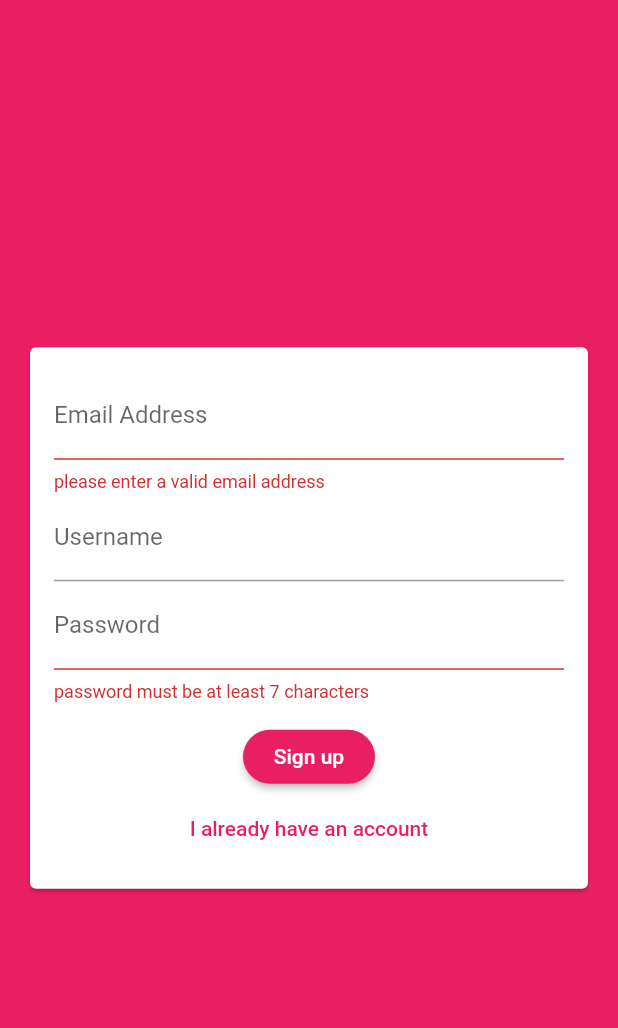
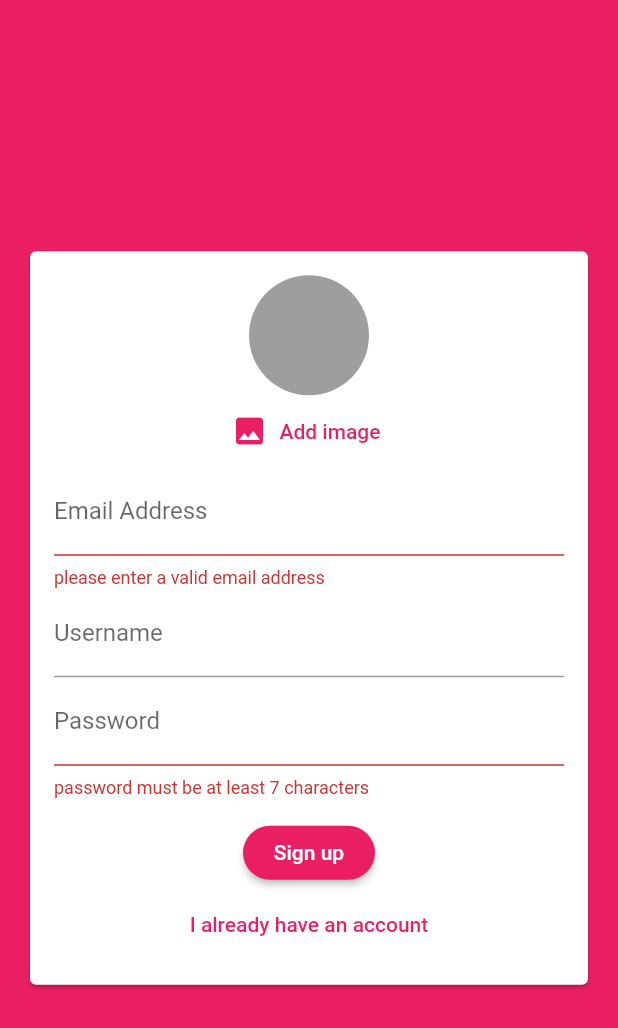
Before and after one commit to Mohamed-Issa/chat-app, a Flutter app: the screen it shows after launch, after a tap on "Login", after a tap on "Create new account", on a phone screen of 412 x 824 dp. Shown: the top 1028 px of the screen. Run offline on Flutter 3.47's test engine with Material 2 defaults, Android fonts, the phone set to English and light mode, and no system bars; our stand-ins replace cloud_firestore, firebase_auth, image_picker; accounts and stored records are empty.

Commit message:
adding an image picker

```diff
--- a/lib/widgets/auth/auth_form.dart
+++ b/lib/widgets/auth/auth_form.dart
@@ -1,3 +1,4 @@
+import 'package:chatapp/widgets/pickers/user_image_picker.dart';
 import 'package:flutter/cupertino.dart';
 import 'package:flutter/material.dart';
 
@@ -42,6 +43,7 @@ class _AuthFormState extends State<AuthForm> {
               child: Column(
                 mainAxisSize: MainAxisSize.min,
                 children: <Widget>[
+                  if (!_isLogin) UserImagePicker(),
                   TextFormField(
                     key: ValueKey('email'),
                     validator: (value) {
--- /dev/null
+++ b/lib/widgets/pickers/user_image_picker.dart
@@ -0,0 +1,41 @@
+import 'dart:io';
+
+import 'package:flutter/material.dart';
+import 'package:image_picker/image_picker.dart';
+
+class UserImagePicker extends StatefulWidget {
+  @override
+  _UserImagePickerState createState() => _UserImagePickerState();
+}
+
+class _UserImagePickerState extends State<UserImagePicker> {
+  File _pickedImage;
+  final picker = ImagePicker();
+
+  Future _pickImage() async {
+    final _pickedImageFile = await picker.getImage(source: ImageSource.camera);
+    setState(() {
+      _pickedImage = File(_pickedImageFile.path);
+    });
+  }
+
+  @override
+  Widget build(BuildContext context) {
+    return Column(
+      children: <Widget>[
+        CircleAvatar(
+          backgroundColor: Colors.grey,
+          radius: 40,
+          backgroundImage:
+              _pickedImage != null ? FileImage(_pickedImage) : null,
+        ),
+        FlatButton.icon(
+          onPressed: _pickImage,
+          icon: Icon(Icons.image),
+          label: Text('Add image'),
+          textColor: Theme.of(context).primaryColor,
+        ),
+      ],
+    );
+  }
+}
```
